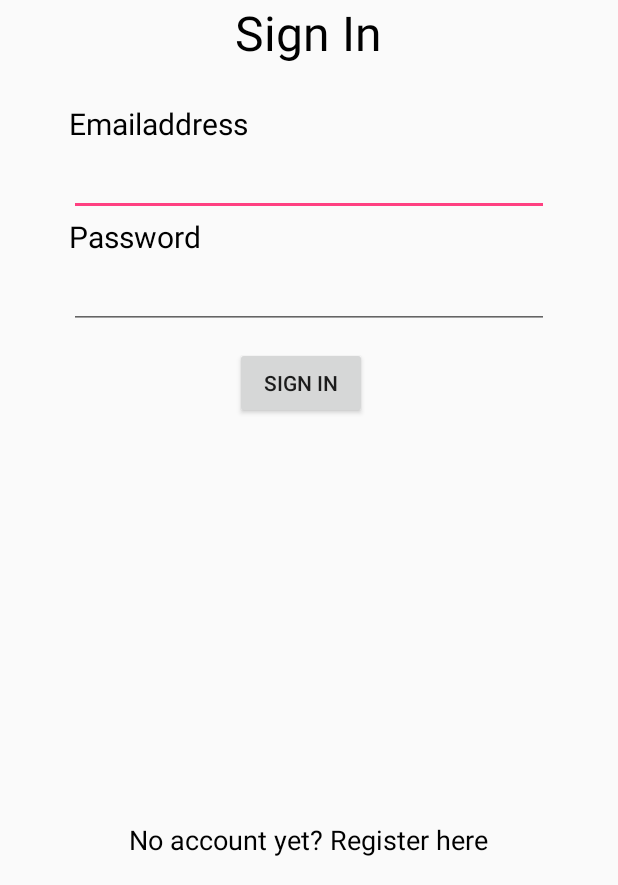
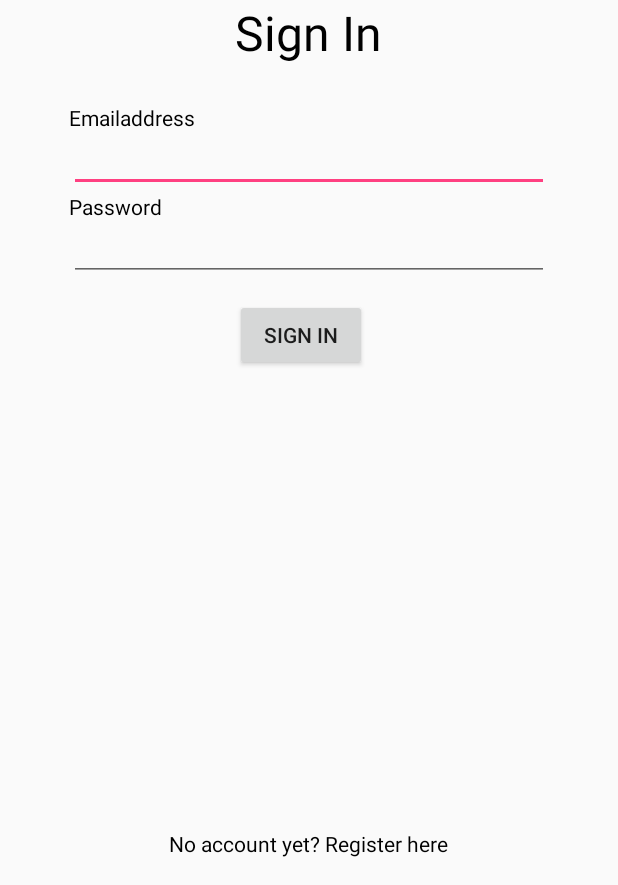
Before and after one commit to Mschoot1/OrderApp, an Android app: the screen it shows after launch (LogInActivity), after a tap on "SIGN IN", on a phone screen of 412 x 824 dp, the part 351-1236 px from its top. Run offline under Robolectric (Android 15) with nearby library versions, the phone set to English and light mode, and no system bars; 1 statement that could not run was skipped.

```diff
--- a/app/src/main/java/com/example/marni/orderapp/Presentation/Activities/LogInActivity.java
+++ b/app/src/main/java/com/example/marni/orderapp/Presentation/Activities/LogInActivity.java
@@ -9,17 +9,24 @@ import android.view.View;
 import android.widget.Button;
 import android.widget.EditText;
 import android.widget.TextView;
+import android.widget.Toast;
 
 import com.example.marni.orderapp.DataAccess.LoginTask;
 import com.example.marni.orderapp.R;
 
+import static com.example.marni.orderapp.Presentation.Activities.RegisterActivity.isValidEmail;
+
 public class LogInActivity extends AppCompatActivity implements
         LoginTask.SuccessListener {
+
+    private EditText editTextEmail;
 
     @Override
     protected void onCreate(Bundle savedInstanceState) {
         super.onCreate(savedInstanceState);
         setContentView(R.layout.activity_log_in);
+
+        EditText editText = (EditText) findViewById(R.id.editTextEmailaddress);
 
         Button buttonSignIn = (Button) findViewById(R.id.buttonSignIn);
 
@@ -28,7 +35,15 @@ public class LogInActivity extends AppCompatActivity implements
             @Override
             public void onClick(View v) {
 
-                //login("https://mysql-test-p4.herokuapp.com/customers");
+                editTextEmail = (EditText) findViewById(R.id.emailTextfield);
+
+                if (isValidEmail(editTextEmail.getText().toString())) {
+
+                    //login("https://mysql-test-p4.herokuapp.com/login?");
+                } else {
+
+                    Toast.makeText(LogInActivity.this, "Invalid email address", Toast.LENGTH_SHORT).show();
+                }
             }
         });
 
@@ -49,11 +64,11 @@ public class LogInActivity extends AppCompatActivity implements
     @RequiresApi(api = Build.VERSION_CODES.CUPCAKE)
     void login(String ApiUrl) {
 
-        EditText editTextEmailaddress = (EditText) findViewById(R.id.editTextEmailaddress);
+        editTextEmail = (EditText) findViewById(R.id.editTextEmailaddress);
         EditText editTextPassword = (EditText) findViewById(R.id.editTextPassword);
 
         LoginTask task = new LoginTask(this);
-        String[] urls = new String[]{ApiUrl, editTextEmailaddress.getText().toString(), editTextPassword.getText().toString()};
+        String[] urls = new String[]{ApiUrl, editTextEmail.getText().toString(), editTextPassword.getText().toString()};
         task.execute(urls);
     }
 
--- a/app/src/main/res/layout/activity_log_in.xml
+++ b/app/src/main/res/layout/activity_log_in.xml
@@ -33,7 +33,7 @@
         android:layout_height="wrap_content"
         android:text="@string/emailaddress"
         android:id="@+id/textViewEmailaddress"
-        android:textSize="20sp"
+        android:textSize="@dimen/textsize"
         android:textColor="#000"
         android:layout_below="@+id/textViewSignIn"
         android:layout_alignLeft="@+id/editTextEmailaddress"
@@ -43,7 +43,7 @@
         android:layout_width="320dp"
         android:layout_height="wrap_content"
         android:id="@+id/editTextEmailaddress"
-        android:textSize="20sp"
+        android:textSize="@dimen/textsize"
         android:layout_below="@+id/textViewEmailaddress"
         android:layout_centerHorizontal="true"
         android:inputType="textEmailAddress" />
@@ -53,7 +53,7 @@
         android:layout_height="wrap_content"
         android:text="@string/password"
         android:id="@+id/textViewPassword"
-        android:textSize="20sp"
+        android:textSize="@dimen/textsize"
         android:textColor="#000"
         android:layout_below="@+id/editTextEmailaddress"
         android:layout_alignLeft="@+id/editTextEmailaddress"
@@ -63,7 +63,7 @@
         android:layout_width="320dp"
         android:layout_height="wrap_content"
         android:id="@+id/editTextPassword"
-        android:textSize="20sp"
+        android:textSize="@dimen/textsize"
         android:layout_below="@+id/textViewPassword"
         android:layout_alignLeft="@+id/textViewPassword"
         android:layout_alignStart="@+id/textViewPassword"
@@ -85,7 +85,7 @@
         android:layout_height="wrap_content"
         android:layout_alignParentBottom="true"
         android:layout_centerHorizontal="true"
-        android:textSize="18sp"
+        android:textSize="14sp"
         android:padding="18dp"
         android:text="@string/no_account_yet_register_here"
         android:textColor="#000"/>
--- a/app/src/main/res/values/dimens.xml
+++ b/app/src/main/res/values/dimens.xml
@@ -1,3 +1,4 @@
 <resources>
     <dimen name="fab_margin">16dp</dimen>
+    <dimen name="textsize">14sp</dimen>
 </resources>
--- a/app/src/main/res/values/strings.xml
+++ b/app/src/main/res/values/strings.xml
@@ -12,4 +12,6 @@
     <string name="payment_successful">Payment successful</string>
     <string name="checkmark">Checkmark</string>
     <string name="green_bar">Green bar</string>
+    <string name="register">Register</string>
+    <string name="confirm_password">Confirm password:</string>
 </resources>
```
Also changed, not shown: app/src/main/java/com/example/marni/orderapp/DataAccess/RegisterTask.java (+24 -9 lines), app/src/main/java/com/example/marni/orderapp/Presentation/Activities/RegisterActivity.java (+35 -5 lines), app/src/main/res/layout/activity_register.xml (+18 -21 lines).
